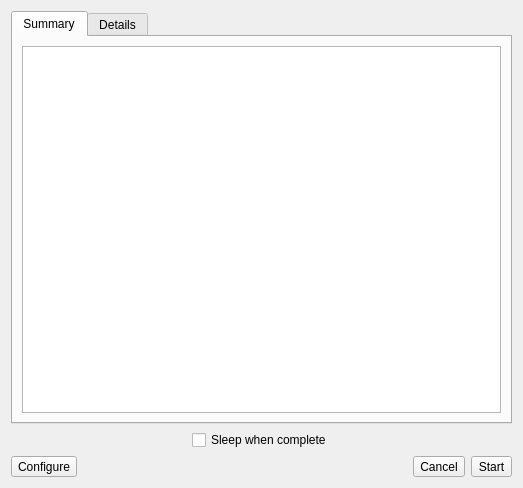
First picture: the form in quickexptdialog.ui, repository kncrabtree/blackchirp, before the edit.
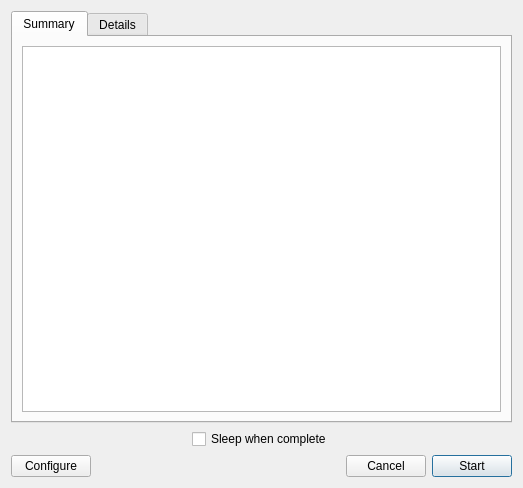
Second picture: the form after the edit. Icons and pictures are not drawn.

```diff
--- a/quickexptdialog.ui
+++ b/quickexptdialog.ui
@@ -85,7 +85,7 @@
    <item>
     <layout class="QHBoxLayout" name="horizontalLayout">
      <item>
-      <widget class="QToolButton" name="configureButton">
+      <widget class="QPushButton" name="configureButton">
        <property name="text">
         <string>Configure</string>
        </property>
@@ -99,9 +99,6 @@
          <height>15</height>
         </size>
        </property>
-       <property name="toolButtonStyle">
-        <enum>Qt::ToolButtonTextBesideIcon</enum>
-       </property>
       </widget>
      </item>
      <item>
@@ -118,7 +115,7 @@
       </spacer>
      </item>
      <item>
-      <widget class="QToolButton" name="cancelButton">
+      <widget class="QPushButton" name="cancelButton">
        <property name="text">
         <string>Cancel</string>
        </property>
@@ -132,13 +129,10 @@
          <height>15</height>
         </size>
        </property>
-       <property name="toolButtonStyle">
-        <enum>Qt::ToolButtonTextBesideIcon</enum>
-       </property>
       </widget>
      </item>
      <item>
-      <widget class="QToolButton" name="startButton">
+      <widget class="QPushButton" name="startButton">
        <property name="text">
         <string>Start</string>
        </property>
@@ -152,8 +146,8 @@
          <height>15</height>
         </size>
        </property>
-       <property name="toolButtonStyle">
-        <enum>Qt::ToolButtonTextBesideIcon</enum>
+       <property name="default">
+        <bool>true</bool>
        </property>
       </widget>
      </item>
```
Left out of the diff: 41 changed lines with no effect on the pictures.
